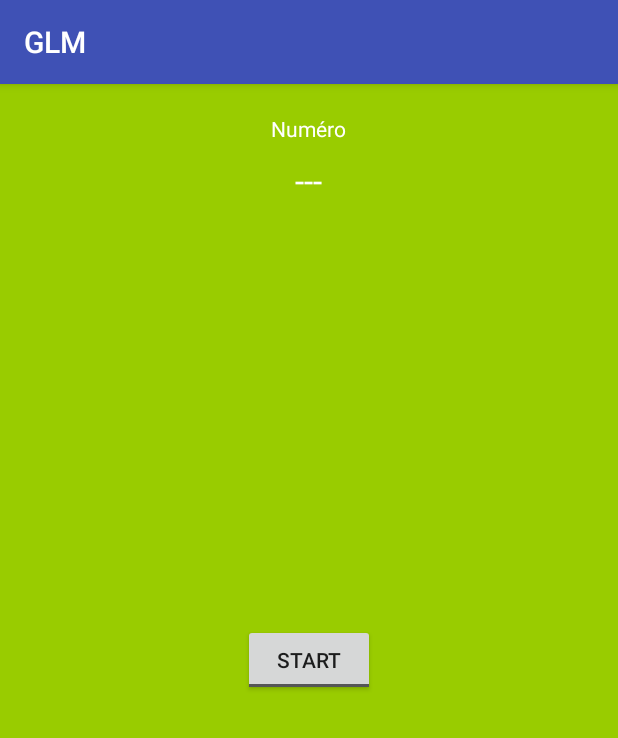
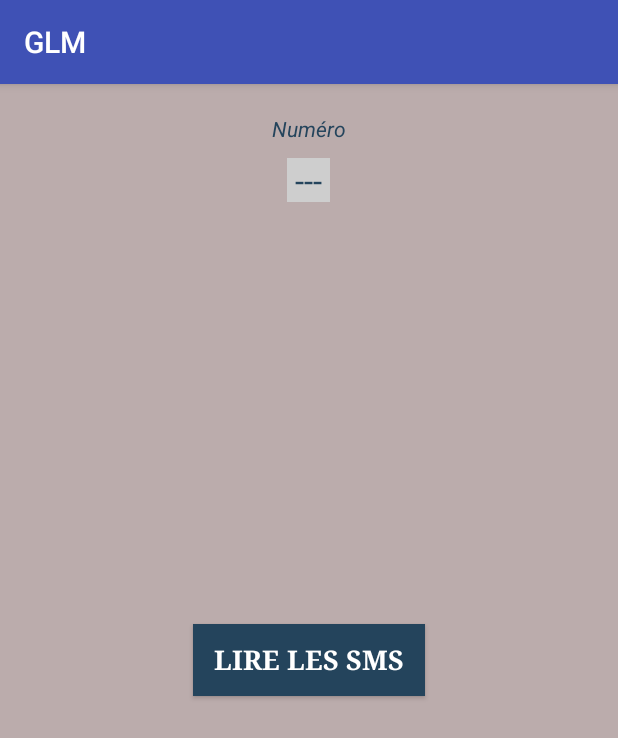
Before and after one commit to No21/GLM, an Android app: the screen it shows after launch (MainActivity), on a phone screen of 412 x 824 dp. Shown: the top 738 px of the screen. Run offline under Robolectric (Android 15) with nearby library versions, the light colour scheme and no system bars.

Commit message:
Design amélioré + notification lorsque l'appli tourne

```diff
--- /dev/null
+++ b/GLM/app/src/main/res/drawable/notification_icon.xml
@@ -0,0 +1,3 @@
+<?xml version="1.0" encoding="utf-8"?>
+<selector xmlns:android="http://schemas.android.com/apk/res/android">
+</selector>
--- a/GLM/app/src/main/res/layout/activity_main.xml
+++ b/GLM/app/src/main/res/layout/activity_main.xml
@@ -1,9 +1,9 @@
 <RelativeLayout xmlns:android="http://schemas.android.com/apk/res/android"
-                xmlns:tools="http://schemas.android.com/tools"
+    xmlns:app="http://schemas.android.com/apk/res-auto"
+    xmlns:tools="http://schemas.android.com/tools"
                 android:layout_width="match_parent"
                 android:layout_height="match_parent"
-                tools:context="${packageName}.${activityClass}"
-                android:background="#99CC00"
+                android:background="#BBACAC"
     >
 
     <TextView
@@ -14,8 +14,10 @@
         android:layout_centerHorizontal="true"
         android:layout_marginTop="20dp"
         android:text="@string/sms_label"
-        android:textColor="#ffffff"
-        android:textAppearance="?android:attr/textAppearanceSmall" />
+        android:textColor="#24445C"
+        android:textStyle="italic"
+        android:textAppearance="?android:attr/textAppearanceSmall"
+        />
 
     <TextView
         android:id="@+id/sms_text"
@@ -24,9 +26,10 @@
         android:layout_below="@+id/sms_sender"
         android:layout_centerHorizontal="true"
         android:layout_marginTop="10dp"
-        android:text="@string/none"
+        android:text=" --- "
         android:textAppearance="?android:attr/textAppearanceLarge"
-        android:textColor="#ffffff"
+        android:textColor="#24445C"
+        android:background="#CECECE"
         />
 
     <ToggleButton
@@ -35,8 +38,14 @@
         android:layout_height="wrap_content"
         android:layout_centerHorizontal="true"
         android:layout_centerVertical="true"
-        android:textOff="@string/speech_toggle_on"
-        android:textOn="@string/speech_toggle_off"
+        android:textOff="   LIRE LES SMS   "
+        android:textOn="   ARRETER LA LECTURE   "
+        android:background="#24445C"
+        android:textColor="#FFFFFF"
+        android:textAppearance="@style/Base.TextAppearance.AppCompat.Medium"
+        android:textStyle="bold"
+        android:typeface="serif"
+
         />
 
 </RelativeLayout>
```
Also changed, not shown: GLM/app/src/main/java/com/example/ensai/glm/MainActivity.java (+44 -8 lines), GLM/app/src/main/java/com/example/ensai/glm/RecepteurSms.java (added, +57 -0 lines).
